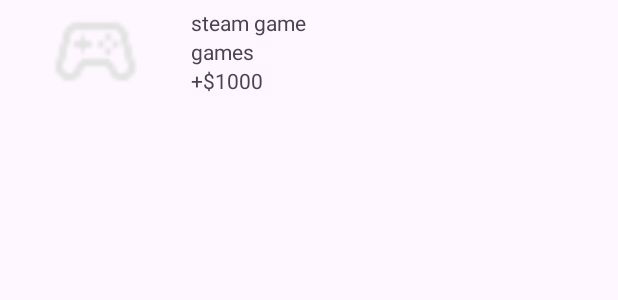
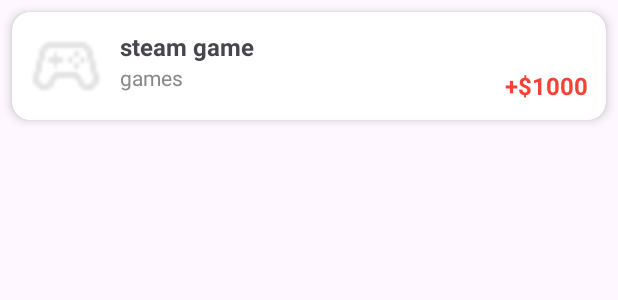
Before and after one commit to lostpay/budget_app_android, an Android app: the layout item_layout.xml on its own in the app's theme, with its tools: preview values and no code run, on a phone screen of 412 x 824 dp. Shown: the top 300 px of the screen. Run offline under Robolectric (Android 15) with nearby library versions, the phone set to English and light mode, and no system bars.

```diff
--- a/app/src/main/res/layout/item_layout.xml
+++ b/app/src/main/res/layout/item_layout.xml
@@ -1,46 +1,60 @@
 <?xml version="1.0" encoding="utf-8"?>
-<LinearLayout xmlns:android="http://schemas.android.com/apk/res/android"
+<androidx.cardview.widget.CardView xmlns:android="http://schemas.android.com/apk/res/android"
     xmlns:app="http://schemas.android.com/apk/res-auto"
     android:layout_width="match_parent"
     android:layout_height="wrap_content"
-    android:layout_marginTop="5dp"
-    android:layout_marginBottom="5dp"
-    android:orientation="horizontal">
+    android:layout_margin="8dp"
+    app:cardElevation="4dp"
+    app:cardCornerRadius="12dp">
 
-    <ImageView
-        android:id="@+id/iv_logo"
-        android:layout_width="wrap_content"
-        android:layout_height="match_parent"
-        android:layout_weight="1"
-        android:scaleType="fitCenter"
-        app:srcCompat="@drawable/games" />
+    <androidx.constraintlayout.widget.ConstraintLayout
+        android:layout_width="match_parent"
+        android:layout_height="wrap_content"
+        android:padding="12dp">
 
-    <LinearLayout
-        android:layout_width="wrap_content"
-        android:layout_height="match_parent"
-        android:layout_weight="2"
-        android:orientation="vertical">
+        <ImageView
+            android:id="@+id/iv_logo"
+            android:layout_width="48dp"
+            android:layout_height="48dp"
+            android:scaleType="fitCenter"
+            android:contentDescription="分類圖示"
+            android:src="@drawable/games"
+            app:layout_constraintStart_toStartOf="parent"
+            app:layout_constraintTop_toTopOf="parent"
+            app:layout_constraintBottom_toBottomOf="parent" />
 
         <TextView
             android:id="@+id/tv_name"
-            android:layout_width="wrap_content"
+            android:layout_width="0dp"
             android:layout_height="wrap_content"
-            android:layout_weight="1"
-            android:text="steam game" />
+            android:text="steam game"
+            android:textStyle="bold"
+            android:textSize="16sp"
+            app:layout_constraintStart_toEndOf="@id/iv_logo"
+            app:layout_constraintTop_toTopOf="@id/iv_logo"
+            app:layout_constraintEnd_toEndOf="parent"
+            android:layout_marginStart="12dp" />
 
         <TextView
             android:id="@+id/tv_category"
             android:layout_width="wrap_content"
             android:layout_height="wrap_content"
-            android:layout_weight="1"
-            android:text="games" />
+            android:text="games"
+            android:textColor="#888888"
+            android:textSize="14sp"
+            app:layout_constraintStart_toStartOf="@id/tv_name"
+            app:layout_constraintTop_toBottomOf="@id/tv_name" />
 
         <TextView
             android:id="@+id/tv_amount"
             android:layout_width="wrap_content"
             android:layout_height="wrap_content"
-            android:layout_weight="1"
-            android:text="+$1000" />
-    </LinearLayout>
+            android:text="+$1000"
+            android:textStyle="bold"
+            android:textSize="16sp"
+            android:textColor="#F44336"
+            app:layout_constraintEnd_toEndOf="parent"
+            app:layout_constraintBottom_toBottomOf="parent" />
 
-</LinearLayout>
+    </androidx.constraintlayout.widget.ConstraintLayout>
+</androidx.cardview.widget.CardView>
```
